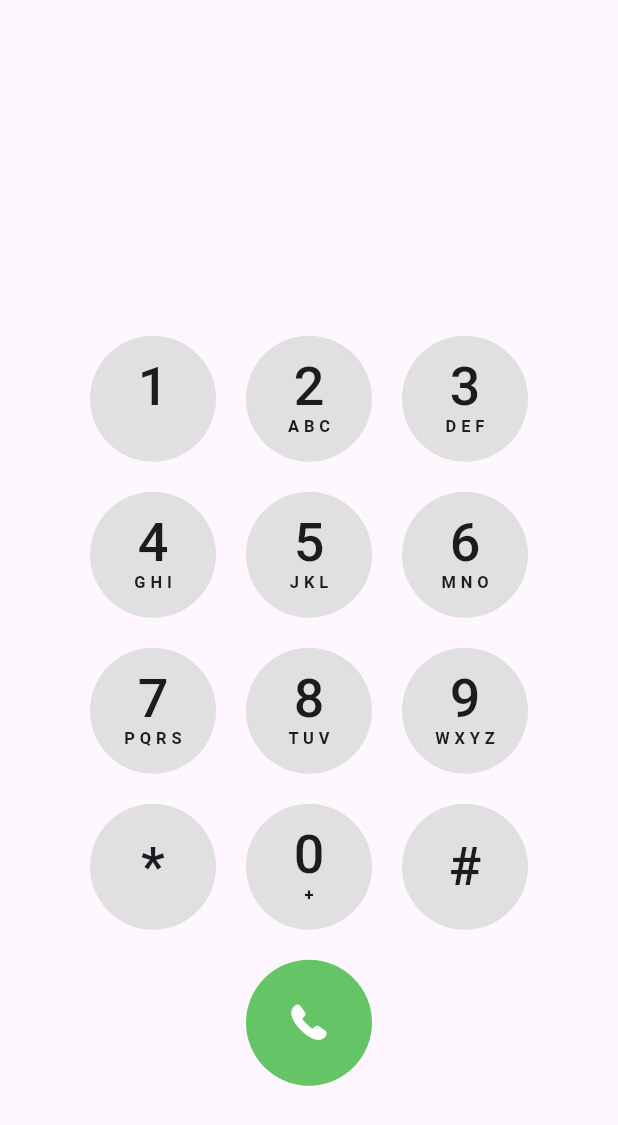
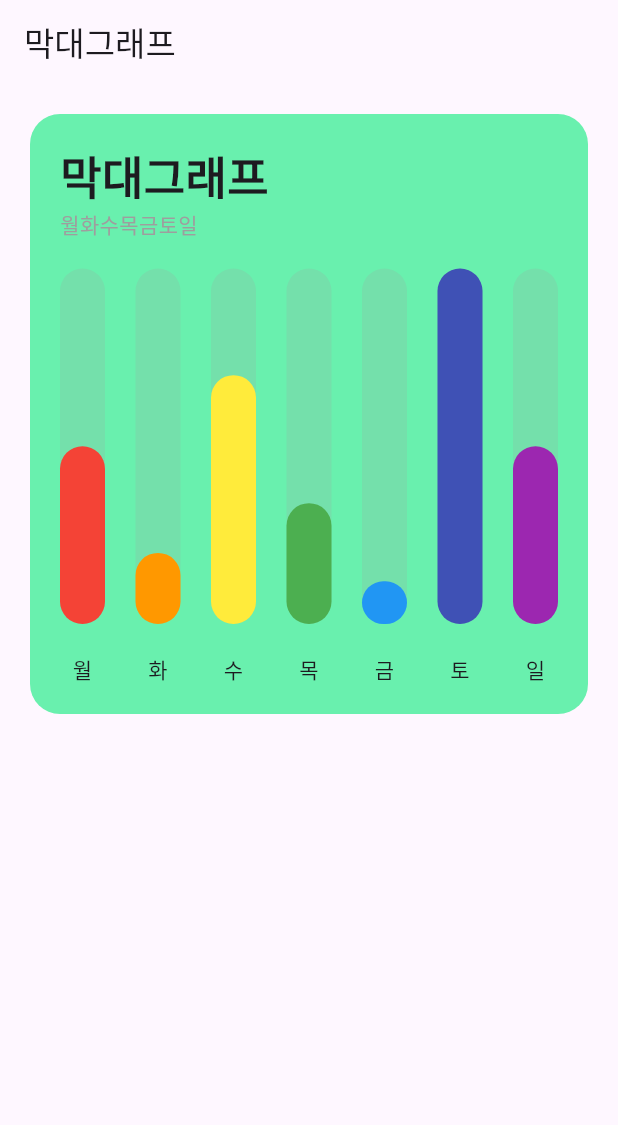
Before and after one commit to 111coding/flutter-morning-ui, a Flutter app: the screen it shows after launch, on a phone screen of 412 x 824 dp. Shown: the top 1125 px of the screen. Run offline on Flutter 3.47's test engine with Material 3 defaults, Android fonts, the phone set to English and light mode, and no system bars.

Commit message:
막대그래프(비율)

```diff
--- a/lib/main.dart
+++ b/lib/main.dart
@@ -1,5 +1,7 @@
 import 'package:flutter/material.dart';
 import 'package:flutter_morning_ui/ui_0724.dart';
+import 'package:flutter_morning_ui/ui_0729.dart';
+import 'package:flutter_morning_ui/ui_0805.dart';
 
 void main() {
   runApp(const MyApp());
@@ -15,7 +17,7 @@ class MyApp extends StatelessWidget {
       theme: ThemeData(
         colorScheme: ColorScheme.fromSeed(seedColor: Colors.deepPurple),
       ),
-      home: Home0724(),
+      home: Home0805(),
     );
   }
 }
--- /dev/null
+++ b/lib/ui_0805.dart
@@ -0,0 +1,107 @@
+import 'package:flutter/material.dart';
+
+class Home0805 extends StatelessWidget {
+  @override
+  Widget build(BuildContext context) {
+    return Scaffold(
+      appBar: AppBar(title: Text("막대그래프")),
+      body: Column(
+        children: [
+          // 컨테이너 안에서
+          // 월~일 막대 출력
+          // 막대하나당 0.0~1.0 사이 값
+          Container(
+            width: double.infinity,
+            height: 400,
+            margin: EdgeInsets.all(20),
+            padding: EdgeInsets.all(20),
+            decoration: BoxDecoration(
+              color: Colors.greenAccent,
+              borderRadius: BorderRadius.circular(20),
+            ),
+            child: Column(
+              crossAxisAlignment: CrossAxisAlignment.start,
+              children: [
+                Text(
+                  "막대그래프",
+                  style: TextStyle(fontSize: 30, fontWeight: FontWeight.bold),
+                ),
+                Text(
+                  "월화수목금토일",
+                  style: TextStyle(fontSize: 14, color: Colors.grey),
+                ),
+                Expanded(
+                  child: Row(
+                    mainAxisAlignment: MainAxisAlignment.spaceBetween,
+                    children: [
+                      Bar(ratio: .5, label: "월", color: Colors.red),
+                      Bar(ratio: .2, label: "화", color: Colors.orange),
+                      Bar(ratio: .7, label: "수", color: Colors.yellow),
+                      Bar(ratio: .34, label: "목", color: Colors.green),
+                      Bar(ratio: .12, label: "금", color: Colors.blue),
+                      Bar(ratio: 1, label: "토", color: Colors.indigo),
+                      Bar(ratio: .5, label: "일", color: Colors.purple),
+                    ],
+                  ),
+                ),
+              ],
+            ),
+          ),
+        ],
+      ),
+    );
+  }
+}
+
+class Bar extends StatelessWidget {
+  Bar({
+    super.key,
+    required this.ratio,
+    required this.label,
+    required this.color,
+  });
+
+  double ratio;
+  String label;
+  Color color;
+
+  @override
+  Widget build(BuildContext context) {
+    final width = 30.0;
+
+    return Column(
+      children: [
+        SizedBox(height: 20),
+        Expanded(
+          child: Stack(
+            alignment: Alignment.bottomCenter,
+            children: [
+              Container(
+                width: width,
+                decoration: BoxDecoration(
+                  color: Colors.grey.withValues(alpha: 0.2),
+                  borderRadius: BorderRadius.circular(100),
+                ),
+              ),
+              LayoutBuilder(
+                builder: (context, constraints) {
+                  BoxConstraints;
+                  return Container(
+                    height: constraints.maxHeight * ratio,
+                    width: width,
+                    decoration: BoxDecoration(
+                      color: color,
+                      borderRadius: BorderRadius.circular(100),
+                    ),
+                  );
+                },
+              ),
+            ],
+          ),
+        ),
+        SizedBox(height: 20),
+        Text(label),
+      ],
+    );
+  }
+}
```
